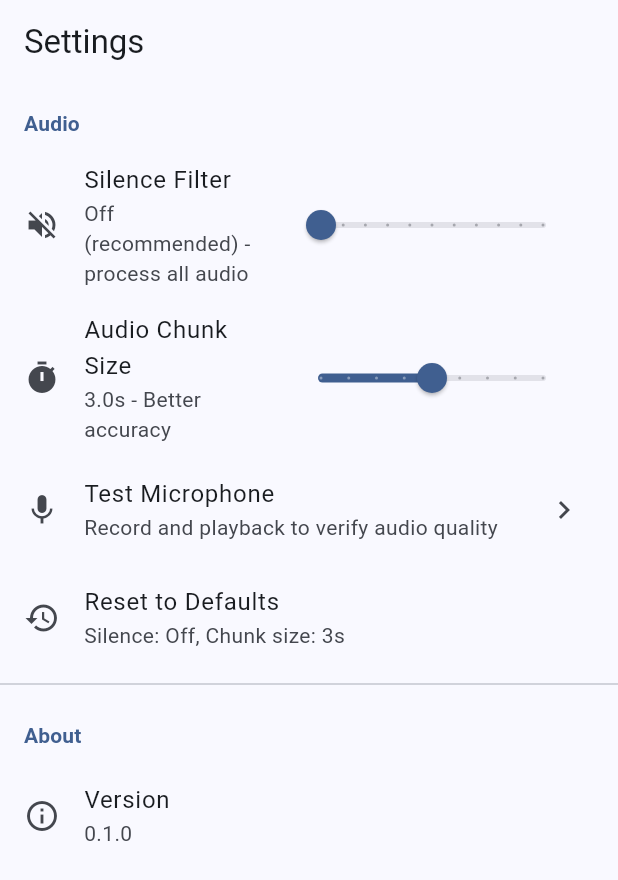
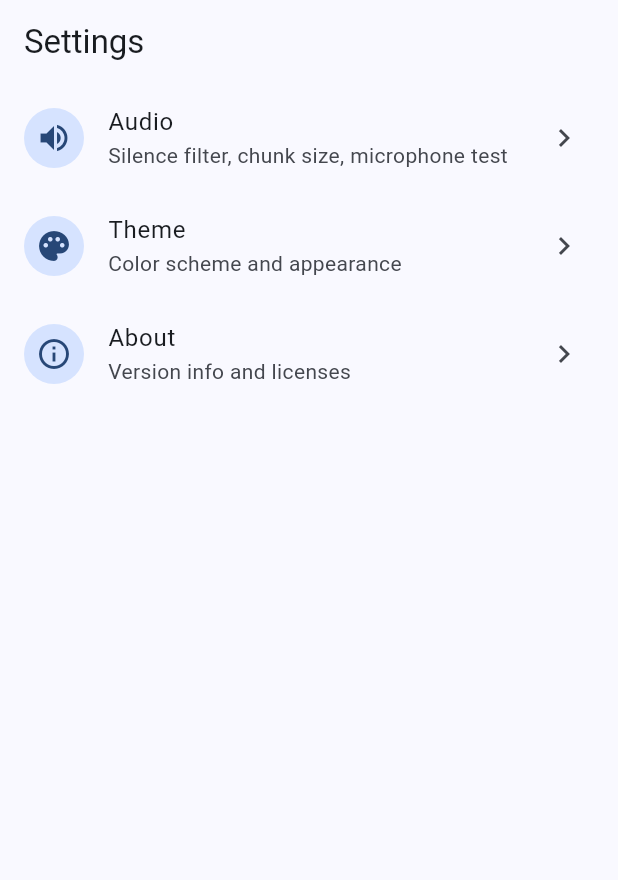
Before and after one commit to varianceenjoyer/Lexicon-Mobile, a Flutter app: the SettingsScreen screen opened by its route, on a phone screen of 412 x 824 dp. Shown: the top 880 px of the screen. Run offline on Flutter 3.47's test engine with Material 3 defaults, Android fonts, the phone set to English and light mode, and no system bars; our stand-ins replace flutter_riverpod, freezed_annotation, go_router, just_audio, shared_preferences; missing offline and left inert: dart:ffi, flutter_rust_bridge, record; accounts and stored records are empty; statements that could not run were skipped.

Commit message:
Add theme customization to settings
Restructure settings into category-based navigation with sub-screens
for Audio, Theme, and About. Add 6 color presets (Ocean, Sunset, Forest,
Twilight, Autumn, Spring) with light/dark/system mode toggle. Theme
preferences persist via SharedPreferences.

Co-Authored-By: Claude Opus 4.5 <noreply@anthropic.com>

```diff
--- /dev/null
+++ b/lib/core/theme/theme_preset.dart
@@ -0,0 +1,61 @@
+import 'package:flutter/material.dart';
+
+/// Available theme color presets.
+enum ThemePreset {
+  /// Deep blue with teal accents (default)
+  ocean(
+    name: 'Ocean',
+    primary: Color(0xFF1565C0),
+    secondary: Color(0xFF26A69A),
+  ),
+
+  /// Purple with pink accents
+  sunset(
+    name: 'Sunset',
+    primary: Color(0xFF7B1FA2),
+    secondary: Color(0xFFE91E63),
+  ),
+
+  /// Green with amber accents
+  forest(
+    name: 'Forest',
+    primary: Color(0xFF388E3C),
+    secondary: Color(0xFFFFA000),
+  ),
+
+  /// Indigo with cyan accents
+  twilight(
+    name: 'Twilight',
+    primary: Color(0xFF303F9F),
+    secondary: Color(0xFF00BCD4),
+  ),
+
+  /// Deep orange with brown accents
+  autumn(
+    name: 'Autumn',
+    primary: Color(0xFFE64A19),
+    secondary: Color(0xFF795548),
+  ),
+
+  /// Teal with lime accents
+  spring(
+    name: 'Spring',
+    primary: Color(0xFF00796B),
+    secondary: Color(0xFFCDDC39),
+  );
+
+  const ThemePreset({
+    required this.name,
+    required this.primary,
+    required this.secondary,
+  });
+
+  /// Display name for the preset.
+  final String name;
+
+  /// Primary seed color.
+  final Color primary;
+
+  /// Secondary accent color.
+  final Color secondary;
+}
--- a/lib/features/settings/screens/settings_screen.dart
+++ b/lib/features/settings/screens/settings_screen.dart
@@ -1,172 +1,69 @@
 import 'package:flutter/material.dart';
-import 'package:flutter_riverpod/flutter_riverpod.dart';
 
-import '../../../providers/settings_provider.dart';
-import 'audio_test_screen.dart';
+import 'about_screen.dart';
+import 'audio_settings_screen.dart';
+import 'theme_settings_screen.dart';
 
-/// Settings screen for configuring app preferences.
-class SettingsScreen extends ConsumerWidget {
+/// Settings screen with category navigation.
+class SettingsScreen extends StatelessWidget {
   const SettingsScreen({super.key});
 
   @override
-  Widget build(BuildContext context, WidgetRef ref) {
-    final settings = ref.watch(settingsProvider);
-
+  Widget build(BuildContext context) {
     return Scaffold(
       appBar: AppBar(
         title: const Text('Settings'),
       ),
       body: ListView(
         children: [
-          _buildSectionHeader(context, 'Audio'),
-          _buildSilenceThresholdTile(context, ref, settings),
-          _buildChunkSizeTile(context, ref, settings),
-          _buildAudioTestTile(context),
-          _buildResetSettingsTile(context, ref),
-          const Divider(),
-          _buildSectionHeader(context, 'About'),
-          const ListTile(
-            leading: Icon(Icons.info_outline),
-            title: Text('Version'),
-            subtitle: Text('0.1.0'),
+          _buildCategoryTile(
+            context,
+            icon: Icons.volume_up,
+            title: 'Audio',
+            subtitle: 'Silence filter, chunk size, microphone test',
+            onTap: () => Navigator.of(context).push(
+              MaterialPageRoute(builder: (_) => const AudioSettingsScreen()),
+            ),
+          ),
+          _buildCategoryTile(
+            context,
+            icon: Icons.palette,
+            title: 'Theme',
+            subtitle: 'Color scheme and appearance',
+            onTap: () => Navigator.of(context).push(
+              MaterialPageRoute(builder: (_) => const ThemeSettingsScreen()),
+            ),
+          ),
+          _buildCategoryTile(
+            context,
+            icon: Icons.info_outline,
+            title: 'About',
+            subtitle: 'Version info and licenses',
+            onTap: () => Navigator.of(context).push(
+              MaterialPageRoute(builder: (_) => const AboutScreen()),
+            ),
           ),
         ],
       ),
     );
   }
 
-  Widget _buildSectionHeader(BuildContext context, String title) {
-    return Padding(
-      padding: const EdgeInsets.fromLTRB(16, 16, 16, 8),
-      child: Text(
-        title,
-        style: Theme.of(context).textTheme.titleSmall?.copyWith(
-              color: Theme.of(context).colorScheme.primary,
-              fontWeight: FontWeight.bold,
-            ),
+  Widget _buildCategoryTile(
+    BuildContext context, {
+    required IconData icon,
+    required String title,
+    required String subtitle,
+    required VoidCallback onTap,
+  }) {
+    return ListTile(
+      leading: CircleAvatar(
+        backgroundColor: Theme.of(context).colorScheme.primaryContainer,
+        child: Icon(icon, color: Theme.of(context).colorScheme.onPrimaryContainer),
       ),
-    );
-  }
-
-  Widget _buildSilenceThresholdTile(
-    BuildContext context,
-    WidgetRef ref,
-    SettingsState settings,
-  ) {
-    // Convert threshold to percentage for display (0.01 = 1%)
-    final percentage = (settings.silenceThreshold * 100).round();
-
-    return ListTile(
-      leading: const Icon(Icons.volume_off),
-      title: const Text('Silence Filter'),
-      subtitle: Text(
-        percentage == 0
-            ? 'Off (recommended) - process all audio'
-            : '$percentage% - may skip quiet speech!',
-      ),
-      trailing: SizedBox(
-        width: 200,
-        child: Slider(
-          value: settings.silenceThreshold,
-          min: 0.0,
-          max: 0.05, // Reduced max - high values filter out speech
-          divisions: 10,
-          label: percentage == 0 ? 'Off' : '$percentage%',
-          onChanged: (value) {
-            ref.read(settingsProvider.notifier).setSilenceThreshold(value);
-          },
-        ),
-      ),
-    );
-  }
-
-  Widget _buildChunkSizeTile(
-    BuildContext context,
-    WidgetRef ref,
-    SettingsState settings,
-  ) {
-    return ListTile(
-      leading: const Icon(Icons.timer),
-      title: const Text('Audio Chunk Size'),
-      subtitle: Text(
-        '${(settings.chunkSizeMs / 1000).toStringAsFixed(1)}s - ${_chunkSizeDescription(settings.chunkSizeMs)}',
-      ),
-      trailing: SizedBox(
-        width: 200,
-        child: Slider(
-          value: settings.chunkSizeMs.toDouble(),
-          min: 1000,
-          max: 5000,
-          divisions: 8,
-          label: '${(settings.chunkSizeMs / 1000).toStringAsFixed(1)}s',
-          onChanged: (value) {
-            ref.read(settingsProvider.notifier).setChunkSizeMs(value.round());
-          },
-        ),
-      ),
-    );
-  }
-
-  String _chunkSizeDescription(int ms) {
-    if (ms <= 1500) return 'Faster updates, lower accuracy';
-    if (ms <= 2500) return 'Balanced';
-    if (ms <= 3500) return 'Better accuracy';
-    return 'Best accuracy, slower updates';
-  }
-
-  Widget _buildAudioTestTile(BuildContext context) {
-    return ListTile(
-      leading: const Icon(Icons.mic),
-      title: const Text('Test Microphone'),
-      subtitle: const Text('Record and playback to verify audio quality'),
+      title: Text(title),
+      subtitle: Text(subtitle),
       trailing: const Icon(Icons.chevron_right),
-      onTap: () {
-        Navigator.of(context).push(
-          MaterialPageRoute(
-            builder: (context) => const AudioTestScreen(),
-          ),
-        );
-      },
-    );
-  }
-
-  Widget _buildResetSettingsTile(BuildContext context, WidgetRef ref) {
-    return ListTile(
-      leading: const Icon(Icons.restore),
-      title: const Text('Reset to Defaults'),
-      subtitle: const Text('Silence: Off, Chunk size: 3s'),
-      onTap: () async {
-        final confirmed = await showDialog<bool>(
-          context: context,
-          builder: (context) => AlertDialog(
-            title: const Text('Reset Settings?'),
-            content: const Text(
-              'This will reset audio settings to recommended defaults:\n\n'
-              '• Silence Filter: Off\n'
-              '• Chunk Size: 3 seconds',
-            ),
-            actions: [
-              TextButton(
-                onPressed: () => Navigator.of(context).pop(false),
-                child: const Text('Cancel'),
-              ),
-              FilledButton(
-                onPressed: () => Navigator.of(context).pop(true),
-                child: const Text('Reset'),
-              ),
-            ],
-          ),
-        );
-
-        if (confirmed == true) {
-          await ref.read(settingsProvider.notifier).resetToDefaults();
-          if (context.mounted) {
-            ScaffoldMessenger.of(context).showSnackBar(
-              const SnackBar(content: Text('Settings reset to defaults')),
-            );
-          }
-        }
-      },
+      onTap: onTap,
     );
   }
 }
```
Also changed, not shown: lib/app.dart (+11 -6 lines), lib/core/theme/app_theme.dart (+16 -47 lines), lib/features/settings/screens/about_screen.dart (added, +36 -0 lines), lib/features/settings/screens/audio_settings_screen.dart (added, +154 -0 lines), lib/features/settings/screens/theme_settings_screen.dart (added, +176 -0 lines), lib/providers/settings_provider.dart (+43 -0 lines).
